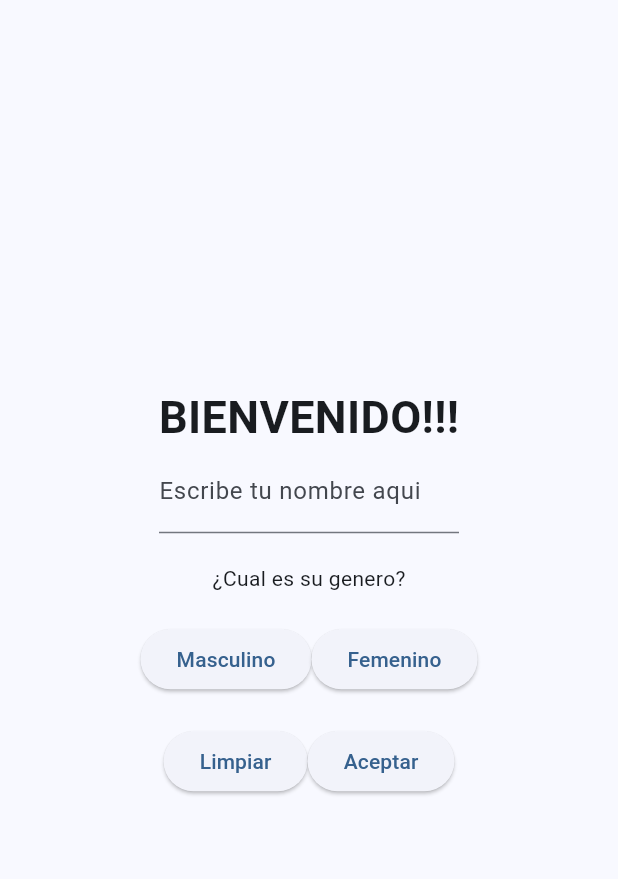
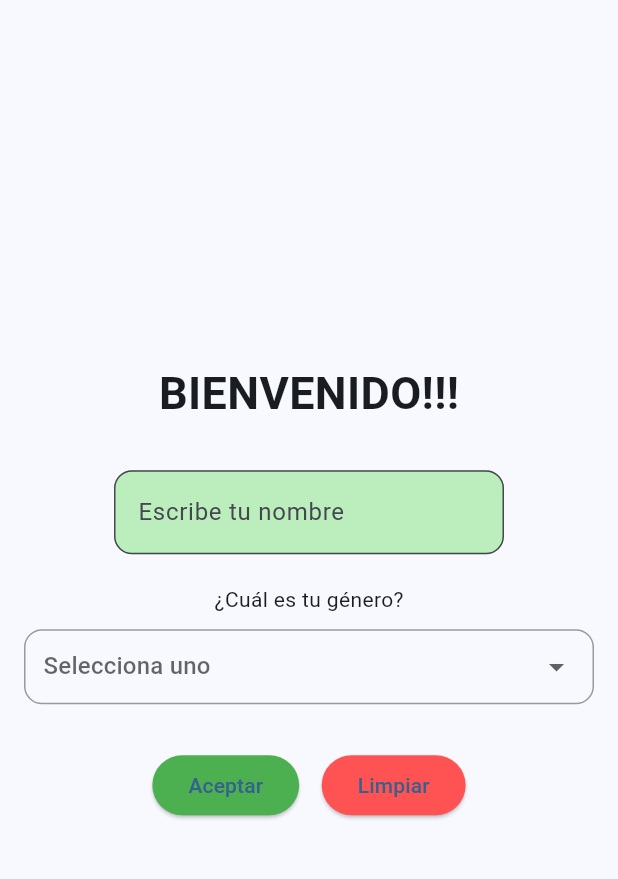
Before and after one commit to quispechoque/app_intermedio, a Flutter app: the screen it shows after launch, on a phone screen of 412 x 824 dp, the part 84-963 px from its top. Run offline on Flutter 3.47's test engine with Material 3 defaults, Android fonts, the light colour scheme and no system bars; our stand-ins replace audioplayers.

Commit message:
estilos de pantalla de menu principal

```diff
--- a/lib/pantallas/ventana_menu_principal.dart
+++ b/lib/pantallas/ventana_menu_principal.dart
@@ -8,7 +8,6 @@ class VentanaMenuPrincipal extends StatefulWidget {
 }
 
 class _VentanaMenuPrincipalState extends State<VentanaMenuPrincipal> {
-  //esto es para controlar el nombre escrito en la caja de texto
   final TextEditingController _nombre = TextEditingController();
   String nombre = "";
   String genero = "";
@@ -22,89 +21,113 @@ class _VentanaMenuPrincipalState extends State<VentanaMenuPrincipal> {
       ),
       body: Padding(
         padding: const EdgeInsets.all(16.0),
-        child:  Center(
+        child: Center(
           child: Column(
             mainAxisAlignment: MainAxisAlignment.center,
             children: [
               const SizedBox(height: 20),
-              const Text('BIENVENIDO!!!', style: TextStyle(fontSize: 30, fontWeight: FontWeight.bold),),
+              const Text(
+                'BIENVENIDO!!!',
+                style: TextStyle(fontSize: 30, fontWeight: FontWeight.bold),
+              ),
 
-              //Para ingresar el nombre
+              const SizedBox(height: 30),
+
+              // Caja de texto estilizada
               SizedBox(
-                width: 200,
+                width: 260,
                 child: TextField(
                   controller: _nombre,
-                  decoration: const InputDecoration(
-                    labelText: "Escribe tu nombre aqui",
+                  decoration: InputDecoration(
+                    labelText: "Escribe tu nombre",
+                    filled: true,
+                    fillColor: const Color.fromARGB(255, 188, 237, 189),
+                    border: OutlineInputBorder(
+                      borderRadius: BorderRadius.circular(12),
+                    ),
                   ),
                 ),
               ),
+
               const SizedBox(height: 20),
+              const Text("¿Cuál es tu género?"),
+              const SizedBox(height: 10),
 
-              //para el genero
-              const Text("¿Cual es su genero?"),
-              const SizedBox(height: 20),
+              Container(
+                padding: const EdgeInsets.symmetric(horizontal: 12),
+                decoration: BoxDecoration(
+                  borderRadius: BorderRadius.circular(12),
+                  border: Border.all(color: Colors.black38),
+                ),
+                child: DropdownButton<String>(
+                  value: genero.isEmpty ? null : genero,
+                  hint: const Text("Selecciona uno"),
+                  isExpanded: true,
+                  underline: const SizedBox(),
+                  items: const [
+                    DropdownMenuItem(
+                      value: "Masculino",
+                      child: Text("Masculino"),
+                    ),
+                    DropdownMenuItem(
+                      value: "Femenino",
+                      child: Text("Femenino"),
+                    ),
+                  ],
+                  onChanged: (value) {
+                    setState(() {
+                      genero = value!;
+                    });
+                  },
+                ),
+              ),
+
+              const SizedBox(height: 30),
               Row(
                 mainAxisAlignment: MainAxisAlignment.center,
                 children: [
                   ElevatedButton(
-                    onPressed: (){
-                      EscogerGenero("Masculino");
-                    },
-                    child: const Text("Masculino")),
+                    style: ElevatedButton.styleFrom(
+                      backgroundColor: Colors.green,
+                    ),
+                    onPressed: aceptar,
+                    child: const Text("Aceptar"),
+                  ),
+                  const SizedBox(width: 15),
                   ElevatedButton(
-                    onPressed: (){
-                      EscogerGenero("Femenino");
-                    },
-                    child: const Text("Femenino")),
-                ],
-              ),
-              const SizedBox(height: 20),
-
-              //Botones para avanzar o limpiar datos
-              Row(
-                mainAxisAlignment: MainAxisAlignment.center,
-                children: [
-                  ElevatedButton(
-                    onPressed: (){},
-                    child: const Text("Limpiar")),
-                  ElevatedButton(
-                    onPressed: Aceptar,
-                    child: const Text("Aceptar")),
+                    style: ElevatedButton.styleFrom(
+                      backgroundColor: Colors.redAccent,
+                    ),
+                    onPressed: limpiar,
+                    child: const Text("Limpiar"),
+                  ),
                 ],
               ),
             ],
           ),
         ),
-      )
+      ),
     );
   }
 
-  //Funciones
-  void EscogerGenero (String g){
-    setState(() {
-      genero = g;
-    });
+  void aceptar() {
+    nombre = _nombre.text;
+
+    Navigator.pushNamed(
+      context,
+      '/ventana_bienvenida',
+      arguments: {
+        'nombre': nombre,
+        'genero': genero,
+      },
+    );
+    limpiar();
   }
 
-  void Aceptar(){
-    setState(() {
-      nombre=_nombre.text;
-    });
-    Navigator.pushNamed(
-      context, '/ventana_bienvenida',
-      arguments: {
-        'nombre':nombre,
-        'genero':genero,
-      },
-    );
-  }
-
-  void Limpiar(){
+  void limpiar() {
     setState(() {
       _nombre.clear();
       genero = "";
     });
   }
-
 }
```
